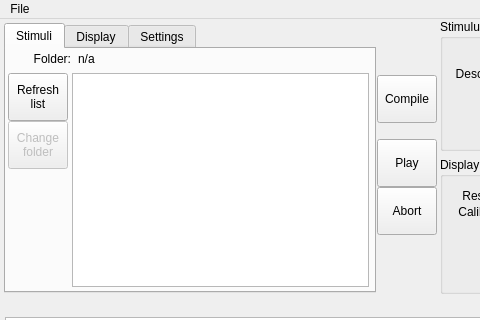
Before: the Qt Designer form QDSpy_GUI_main.ui in eulerlab/QDSpy, drawn with Qt 5; both pictures show x 0 to 480 and y 0 to 320 of the 748 by 560 pixel window.
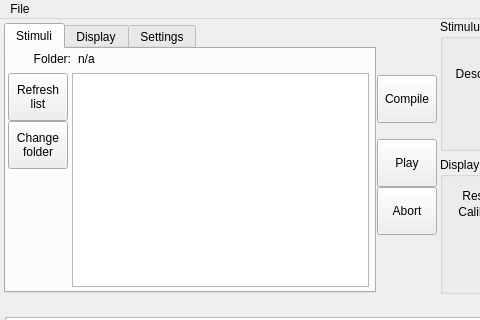
After: the same form once the commit is applied. Icons and pictures are not drawn.

Commit message: Change folder-button works now

```diff
--- a/QDSpy_GUI_main.ui
+++ b/QDSpy_GUI_main.ui
@@ -144,7 +144,7 @@
      </widget>
      <widget class="QPushButton" name="btnChangeStimFolder">
       <property name="enabled">
-       <bool>false</bool>
+       <bool>true</bool>
       </property>
       <property name="geometry">
        <rect>
```
Left out of the diff: 2 changed lines with no effect on the pictures. The commit also changes 5 other files.
